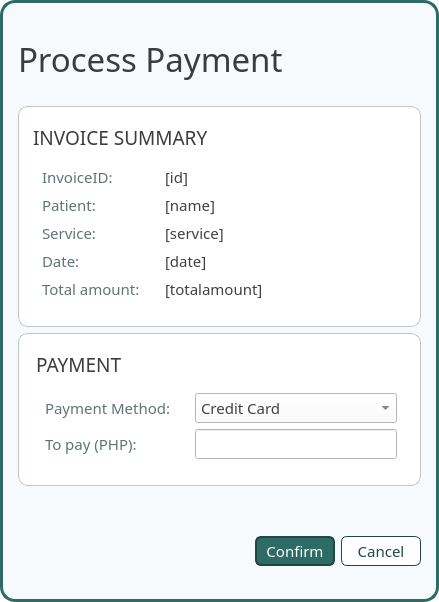
Above: ui/popup_payment.ui from karlito20/AdoraFlowProject before the change. Below: the same form after it.
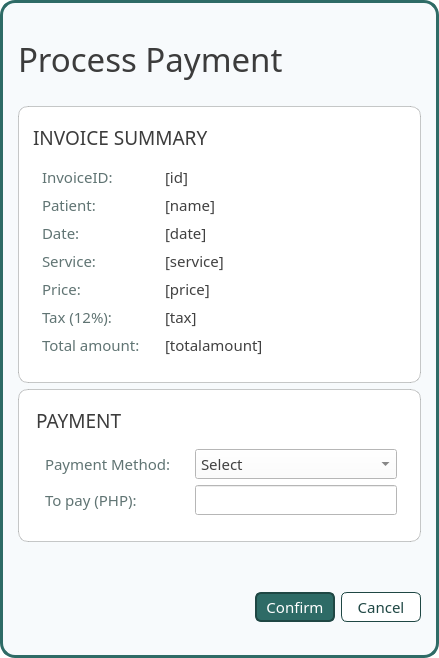
That is the form after the change.

```diff
--- a/ui/popup_payment.ui
+++ b/ui/popup_payment.ui
@@ -10,7 +10,7 @@
     <x>0</x>
     <y>0</y>
     <width>429</width>
-    <height>507</height>
+    <height>555</height>
    </rect>
   </property>
   <property name="palette">
@@ -678,22 +678,6 @@
                  </property>
                 </widget>
                </item>
-               <item>
-                <widget class="QLabel" name="label_3">
-                 <property name="font">
-                  <font>
-                   <family>Slate</family>
-                   <pointsize>11</pointsize>
-                  </font>
-                 </property>
-                 <property name="styleSheet">
-                  <string notr="true">color:  #607473;</string>
-                 </property>
-                 <property name="text">
-                  <string>Service:</string>
-                 </property>
-                </widget>
-               </item>
                <item>
                 <widget class="QLabel" name="label_4">
                  <property name="font">
@@ -710,6 +694,54 @@
                  </property>
                 </widget>
                </item>
+               <item>
+                <widget class="QLabel" name="label_3">
+                 <property name="font">
+                  <font>
+                   <family>Slate</family>
+                   <pointsize>11</pointsize>
+                  </font>
+                 </property>
+                 <property name="styleSheet">
+                  <string notr="true">color:  #607473;</string>
+                 </property>
+                 <property name="text">
+                  <string>Service:</string>
+                 </property>
+                </widget>
+               </item>
+               <item>
+                <widget class="QLabel" name="label_12">
+                 <property name="font">
+                  <font>
+                   <family>Slate</family>
+                   <pointsize>11</pointsize>
+                  </font>
+                 </property>
+                 <property name="styleSheet">
+                  <string notr="true">color:  #607473;</string>
+                 </property>
+                 <property name="text">
+                  <string>Price:</string>
+                 </property>
+                </widget>
+               </item>
+               <item>
+                <widget class="QLabel" name="label_6">
+                 <property name="font">
+                  <font>
+                   <family>Slate</family>
+                   <pointsize>11</pointsize>
+                  </font>
+                 </property>
+                 <property name="styleSheet">
+                  <string notr="true">color:  #607473;</string>
+                 </property>
+                 <property name="text">
+                  <string>Tax (12%):</string>
+                 </property>
+                </widget>
+               </item>
                <item>
                 <widget class="QLabel" name="label_11">
                  <property name="font">
@@ -740,6 +772,7 @@
               <property name="font">
                <font>
                 <family>Slate</family>
+                <pointsize>11</pointsize>
                </font>
               </property>
               <property name="styleSheet">
@@ -772,19 +805,6 @@
                  </property>
                 </widget>
                </item>
-               <item>
-                <widget class="QLabel" name="service_label">
-                 <property name="font">
-                  <font>
-                   <family>Slate</family>
-                   <pointsize>11</pointsize>
-                  </font>
-                 </property>
-                 <property name="text">
-                  <string>[service]</string>
-                 </property>
-                </widget>
-               </item>
                <item>
                 <widget class="QLabel" name="date_label">
                  <property name="font">
@@ -798,6 +818,45 @@
                  </property>
                 </widget>
                </item>
+               <item>
+                <widget class="QLabel" name="service_label">
+                 <property name="font">
+                  <font>
+                   <family>Slate</family>
+                   <pointsize>11</pointsize>
+                  </font>
+                 </property>
+                 <property name="text">
+                  <string>[service]</string>
+                 </property>
+                </widget>
+               </item>
+               <item>
+                <widget class="QLabel" name="price_label">
+                 <property name="font">
+                  <font>
+                   <family>Slate</family>
+                   <pointsize>11</pointsize>
+                  </font>
+                 </property>
+                 <property name="text">
+                  <string>[price]</string>
+                 </property>
+                </widget>
+               </item>
+               <item>
+                <widget class="QLabel" name="tax_label">
+                 <property name="font">
+                  <font>
+                   <family>Slate</family>
+                   <pointsize>11</pointsize>
+                  </font>
+                 </property>
+                 <property name="text">
+                  <string>[tax]</string>
+                 </property>
+                </widget>
+               </item>
                <item>
                 <widget class="QLabel" name="amount_label">
                  <property name="font">
@@ -968,6 +1027,12 @@
                   <string notr="true">background: white;
 padding-left:5px;</string>
                  </property>
+                 <property name="currentIndex">
+                  <number>-1</number>
+                 </property>
+                 <property name="placeholderText">
+                  <string>Select</string>
+                 </property>
                  <item>
                   <property name="text">
                    <string>Credit Card</string>
```
